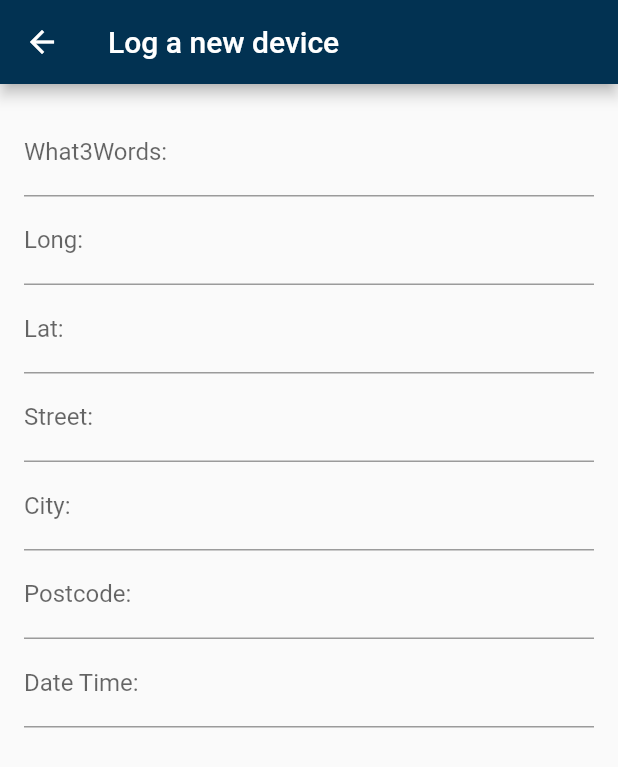
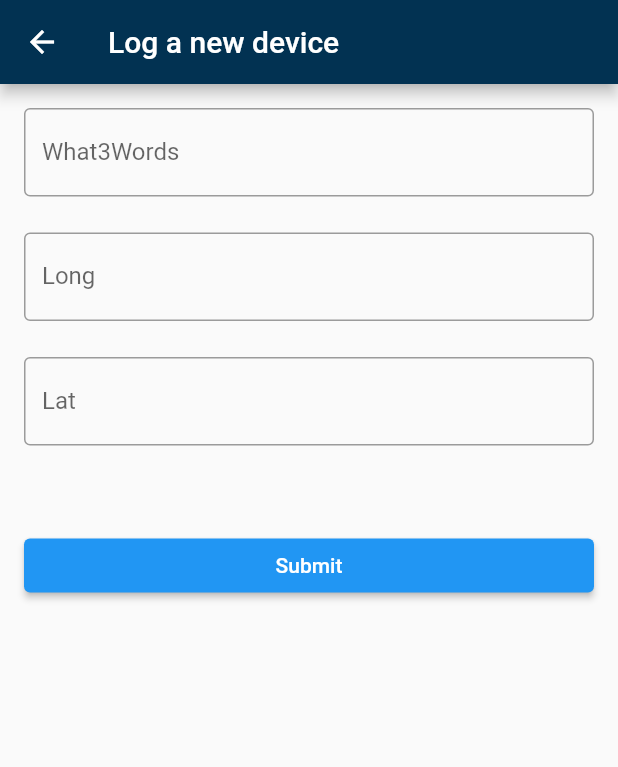
Before and after one commit to StrikeEB/Your-IoT-Device-Manager-App, a Flutter app: the LogDevicePage screen opened directly, on a phone screen of 412 x 824 dp. Shown: the top 767 px of the screen. Run offline on Flutter 3.47's test engine with Material 2 defaults, Android fonts, the phone set to English and light mode, and no system bars; our stand-ins replace cloud_firestore, firebase_core; accounts and stored records are empty.

Commit message:
latest changes to log device page - minSDK error

```diff
--- a/lib/logdevicepage.dart
+++ b/lib/logdevicepage.dart
@@ -1,63 +1,100 @@
+import 'package:firebase_core/firebase_core.dart';
+import 'package:cloud_firestore/cloud_firestore.dart';
 import 'package:flutter/material.dart';
 
 import 'customappbar.dart';
 
+Future main() async {
+  WidgetsFlutterBinding.ensureInitialized();
+  await Firebase.initializeApp();
+
+  runApp(LogDevicePage());
+}
+
 class LogDevicePage extends StatefulWidget {
-  const LogDevicePage({Key? key}) : super(key: key);
-
   @override
   State<LogDevicePage> createState() => _LogDevicePageState();
 }
 
 class _LogDevicePageState extends State<LogDevicePage> {
-  final TextEditingController _what3WordsController = TextEditingController();
-  final TextEditingController _longController = TextEditingController();
-  final TextEditingController _latController = TextEditingController();
-  final TextEditingController _streetController = TextEditingController();
-  final TextEditingController _cityController = TextEditingController();
-  final TextEditingController _postcodeController = TextEditingController();
-  final TextEditingController _dateTimeController = TextEditingController();
+  final controllerWhat3Words = TextEditingController();
+  final controllerLong = TextEditingController();
+  final controllerLat = TextEditingController();
 
   @override
-  Widget build(BuildContext context) {
-    return Scaffold(
-      appBar: CustomAppBar.getAppBar('Log a new device'),
-      body: Padding(
-        padding: const EdgeInsets.all(16.0),
-        child: Column(
-          crossAxisAlignment: CrossAxisAlignment.start,
-          children: [
-            TextFormField(
-              controller: _what3WordsController,
-              decoration: InputDecoration(labelText: 'What3Words:'),
+  Widget build(BuildContext context) => Scaffold(
+        appBar: CustomAppBar.getAppBar('Log a new device'),
+        body: ListView(
+          padding: EdgeInsets.all(16),
+          children: <Widget>[
+            TextField(
+              controller: controllerWhat3Words,
+              decoration: decoration('What3Words'),
             ),
-            TextFormField(
-              controller: _longController,
-              decoration: InputDecoration(labelText: 'Long:'),
+            const SizedBox(height: 24),
+            TextField(
+              controller: controllerLong,
+              decoration: decoration('Long'),
+              keyboardType: TextInputType.number,
             ),
-            TextFormField(
-              controller: _latController,
-              decoration: InputDecoration(labelText: 'Lat:'),
+            const SizedBox(height: 24),
+            TextField(
+              controller: controllerLat,
+              decoration: decoration('Lat'),
+              keyboardType: TextInputType.number,
             ),
-            TextFormField(
-              controller: _streetController,
-              decoration: InputDecoration(labelText: 'Street:'),
-            ),
-            TextFormField(
-              controller: _cityController,
-              decoration: InputDecoration(labelText: 'City:'),
-            ),
-            TextFormField(
-              controller: _postcodeController,
-              decoration: InputDecoration(labelText: 'Postcode:'),
-            ),
-            TextFormField(
-              controller: _dateTimeController,
-              decoration: InputDecoration(labelText: 'Date Time:'),
-            ),
+            const SizedBox(height: 24),
+            const SizedBox(height: 32),
+            ElevatedButton(
+              child: Text('Submit'),
+              onPressed: () {
+                final device = Device(
+                  What3Words: controllerWhat3Words.text,
+                  Long: int.parse(controllerLong.text),
+                  Lat: int.parse(controllerLat.text),
+                );
+
+                createDevice(device);
+
+                Navigator.pop(context);
+              },
+            )
           ],
         ),
-      ),
-    );
+      );
+
+  InputDecoration decoration(String label) => InputDecoration(
+        labelText: label,
+        border: OutlineInputBorder(),
+      );
+
+  Future createDevice(Device device) async {
+    final docDevice =
+        FirebaseFirestore.instance.collection('Device').doc('my-id');
+    device.id = docDevice.id;
+
+    final json = device.toJson();
+    await docDevice.set(json);
   }
 }
+
+class Device {
+  String id;
+  final String What3Words;
+  final int Long;
+  final int Lat;
+
+  Device({
+    this.id = '',
+    required this.What3Words,
+    required this.Long,
+    required this.Lat,
+  });
+
+  Map<String, dynamic> toJson() => {
+        'id': id,
+        'What3Words': What3Words,
+        'Long': Long,
+        'Lat': Lat,
+      };
+}
```
